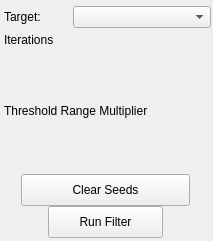
SCIInstitute/Seg3D, file src/Interface/ToolInterface/ConfidenceConnectedFilterInterface.ui: the form before one commit.
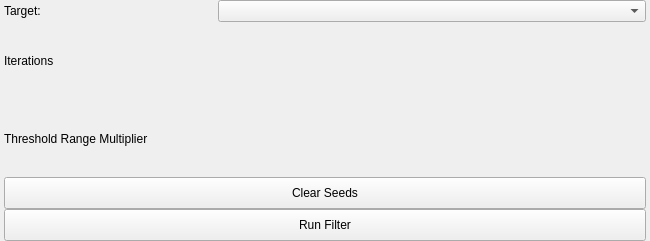
The form after the commit.

Diff of the .ui file:
```diff
--- a/src/Interface/ToolInterface/ConfidenceConnectedFilterInterface.ui
+++ b/src/Interface/ToolInterface/ConfidenceConnectedFilterInterface.ui
@@ -6,12 +6,12 @@
    <rect>
     <x>0</x>
     <y>0</y>
-    <width>213</width>
+    <width>650</width>
     <height>241</height>
    </rect>
   </property>
   <property name="sizePolicy">
-   <sizepolicy hsizetype="Fixed" vsizetype="Fixed">
+   <sizepolicy hsizetype="Preferred" vsizetype="Fixed">
     <horstretch>0</horstretch>
     <verstretch>0</verstretch>
    </sizepolicy>
@@ -24,47 +24,87 @@
   </property>
   <property name="maximumSize">
    <size>
-    <width>213</width>
+    <width>16777215</width>
     <height>241</height>
    </size>
   </property>
   <property name="windowTitle">
    <string>Form</string>
   </property>
-  <widget class="QWidget" name="layoutWidget_2">
-   <property name="geometry">
-    <rect>
-     <x>4</x>
-     <y>4</y>
-     <width>207</width>
-     <height>26</height>
-    </rect>
+  <layout class="QVBoxLayout" name="verticalLayout">
+   <property name="spacing">
+    <number>0</number>
    </property>
+   <property name="leftMargin">
+    <number>4</number>
+   </property>
+   <property name="topMargin">
+    <number>0</number>
+   </property>
+   <property name="rightMargin">
+    <number>4</number>
+   </property>
+   <property name="bottomMargin">
+    <number>0</number>
+   </property>
+   <item>
    <layout class="QHBoxLayout" name="activeHLayout" stretch="1,2">
     <property name="spacing">
      <number>0</number>
     </property>
     <item>
      <widget class="QLabel" name="activeLabel">
+       <property name="sizePolicy">
+        <sizepolicy hsizetype="Expanding" vsizetype="Preferred">
+         <horstretch>0</horstretch>
+         <verstretch>0</verstretch>
+        </sizepolicy>
+       </property>
       <property name="text">
        <string>Target:</string>
       </property>
      </widget>
     </item>
     <item>
-     <widget class="QComboBox" name="activeComboBox"/>
-    </item>
-   </layout>
-  </widget>
-  <widget class="QWidget" name="layoutWidget_9">
-   <property name="geometry">
-    <rect>
-     <x>4</x>
-     <y>100</y>
-     <width>205</width>
-     <height>22</height>
-    </rect>
-   </property>
+      <widget class="QComboBox" name="activeComboBox">
+       <property name="sizePolicy">
+        <sizepolicy hsizetype="Expanding" vsizetype="Fixed">
+         <horstretch>0</horstretch>
+         <verstretch>0</verstretch>
+        </sizepolicy>
+       </property>
+      </widget>
+     </item>
+    </layout>
+   </item>
+   <item>
+    <layout class="QHBoxLayout" name="iterationsHLayout_top">
+     <item>
+      <widget class="QLabel" name="iterationsLabel">
+       <property name="text">
+        <string>Iterations</string>
+       </property>
+      </widget>
+     </item>
+     <item>
+      <spacer name="iterationsHSpacer">
+       <property name="orientation">
+        <enum>Qt::Horizontal</enum>
+       </property>
+       <property name="sizeHint" stdset="0">
+        <size>
+         <width>40</width>
+         <height>20</height>
+        </size>
+       </property>
+      </spacer>
+     </item>
+    </layout>
+   </item>
+   <item>
+    <layout class="QHBoxLayout" name="iterationsHLayout_bottom"/>
+   </item>
+   <item>
    <layout class="QHBoxLayout" name="multiplierHLayout_top">
     <item>
      <widget class="QLabel" name="multiplierLabel">
@@ -87,87 +127,61 @@
      </spacer>
     </item>
    </layout>
-  </widget>
-  <widget class="QWidget" name="layoutWidget_10">
-   <property name="geometry">
-    <rect>
-     <x>4</x>
-     <y>121</y>
-     <width>205</width>
-     <height>51</height>
-    </rect>
-   </property>
+   </item>
+   <item>
    <layout class="QHBoxLayout" name="multiplierHLayout_bottom"/>
-  </widget>
-  <widget class="QWidget" name="layoutWidget_7">
-   <property name="geometry">
-    <rect>
-     <x>4</x>
-     <y>50</y>
-     <width>205</width>
-     <height>51</height>
-    </rect>
-   </property>
-   <layout class="QHBoxLayout" name="iterationsHLayout_bottom"/>
-  </widget>
-  <widget class="QWidget" name="layoutWidget_8">
-   <property name="geometry">
-    <rect>
-     <x>4</x>
-     <y>29</y>
-     <width>205</width>
-     <height>22</height>
-    </rect>
-   </property>
-   <layout class="QHBoxLayout" name="iterationsHLayout_top">
-    <item>
-     <widget class="QLabel" name="iterationsLabel">
-      <property name="text">
-       <string>Iterations</string>
-      </property>
-     </widget>
     </item>
     <item>
-     <spacer name="iterationsHSpacer">
-      <property name="orientation">
-       <enum>Qt::Horizontal</enum>
-      </property>
-      <property name="sizeHint" stdset="0">
-       <size>
-        <width>40</width>
-        <height>20</height>
-       </size>
-      </property>
-     </spacer>
-    </item>
-   </layout>
-  </widget>
   <widget class="QPushButton" name="clearSeedsButton">
-   <property name="geometry">
-    <rect>
-     <x>21</x>
-     <y>174</y>
-     <width>169</width>
+     <property name="sizePolicy">
+      <sizepolicy hsizetype="Expanding" vsizetype="Fixed">
+       <horstretch>0</horstretch>
+       <verstretch>0</verstretch>
+      </sizepolicy>
+     </property>
+     <property name="minimumSize">
+      <size>
+       <width>0</width>
      <height>32</height>
-    </rect>
+      </size>
+     </property>
+     <property name="maximumSize">
+      <size>
+       <width>16777215</width>
+       <height>32</height>
+      </size>
    </property>
    <property name="text">
     <string>Clear Seeds</string>
    </property>
   </widget>
+   </item>
+   <item>
   <widget class="QPushButton" name="runButton">
-   <property name="geometry">
-    <rect>
-     <x>48</x>
-     <y>206</y>
-     <width>115</width>
+     <property name="sizePolicy">
+      <sizepolicy hsizetype="Expanding" vsizetype="Fixed">
+       <horstretch>0</horstretch>
+       <verstretch>0</verstretch>
+      </sizepolicy>
+     </property>
+     <property name="minimumSize">
+      <size>
+       <width>0</width>
      <height>32</height>
-    </rect>
+      </size>
+     </property>
+     <property name="maximumSize">
+      <size>
+       <width>16777215</width>
+       <height>32</height>
+      </size>
    </property>
    <property name="text">
     <string>Run Filter</string>
    </property>
   </widget>
+   </item>
+  </layout>
  </widget>
  <resources/>
  <connections/>
```
Left out of the diff: 6 changed lines with no effect on the pictures. Lines whose indentation alone changed are shown as unchanged.
